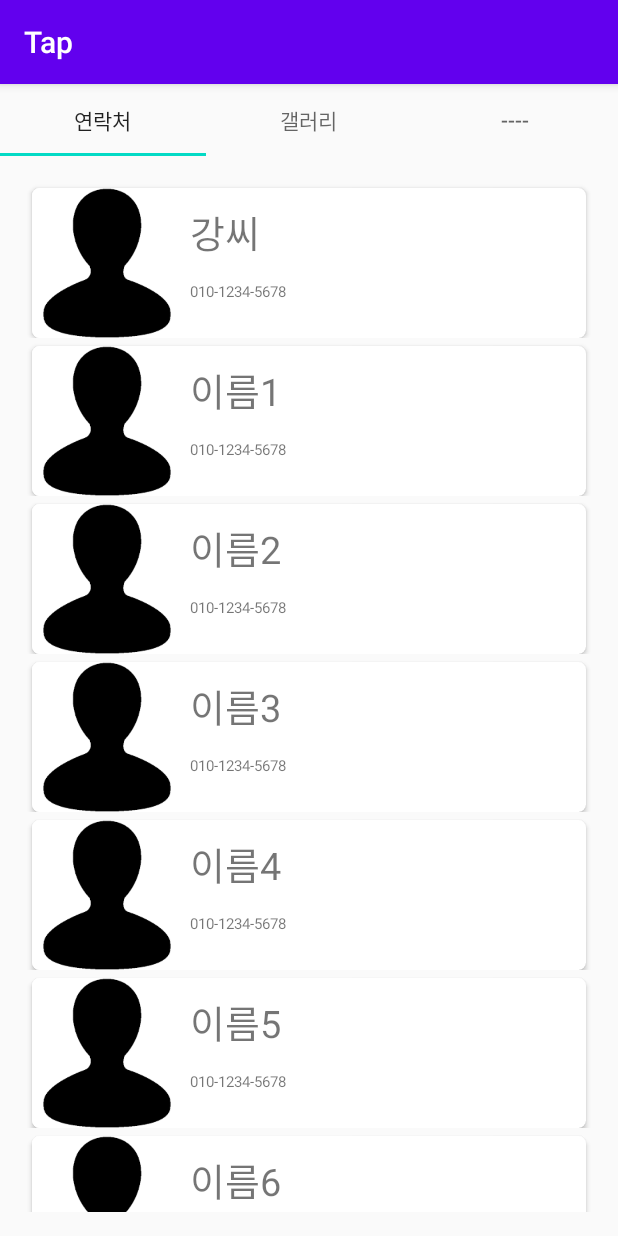
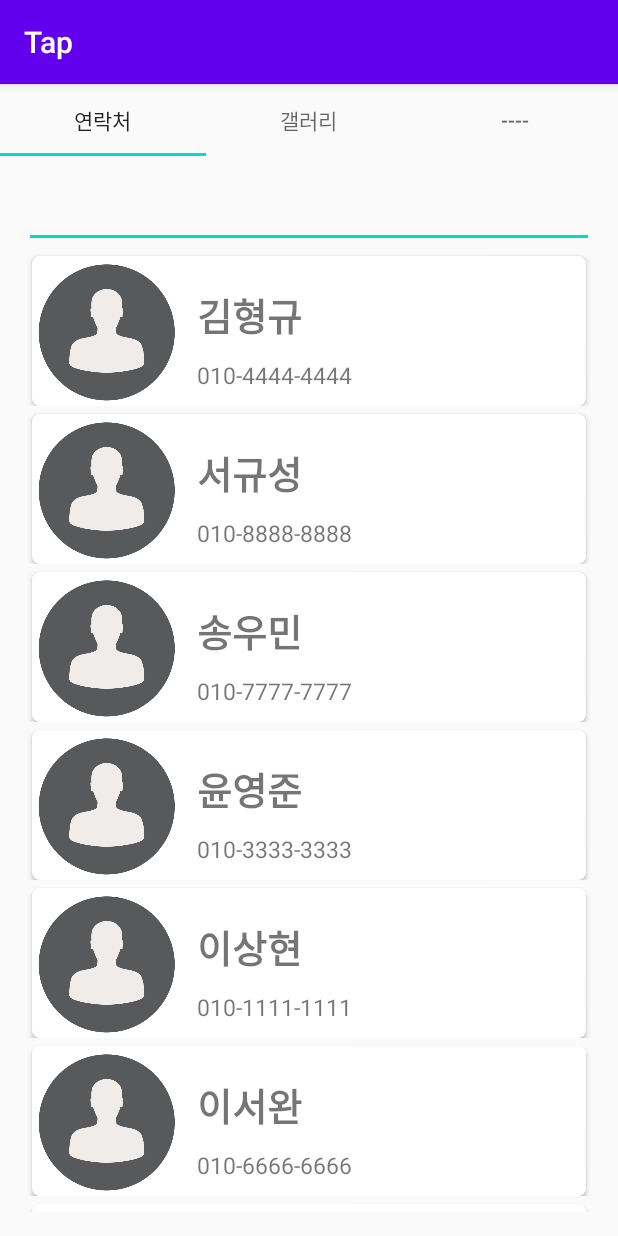
Before and after one commit to SangHyeon54/MadCamp_W1, an Android app: the screen it shows after launch (MainActivity), on a phone screen of 412 x 824 dp. Run offline under Robolectric (Android 15) with nearby library versions, the phone set to English and light mode, and no system bars.

Commit message:
Implement Contact Search

```diff
--- a/app/src/main/java/com/example/tap/ContactAdapter.java
+++ b/app/src/main/java/com/example/tap/ContactAdapter.java
@@ -4,6 +4,7 @@ import android.content.Context;
 import android.view.LayoutInflater;
 import android.view.View;
 import android.view.ViewGroup;
+import android.widget.Filter;
 import android.widget.ImageView;
 import android.widget.TextView;
 
@@ -11,15 +12,15 @@ import androidx.recyclerview.widget.RecyclerView;
 
 import java.util.ArrayList;
 
-import static androidx.recyclerview.widget.RecyclerView.*;
-
 public class ContactAdapter extends RecyclerView.Adapter<ContactAdapter.ViewHolder> {
 
     private ArrayList<ContactData> myDataList = null;
+    private ArrayList<ContactData> filteredList = null;
 
     ContactAdapter(ArrayList<ContactData> dataList)
     {
-        myDataList = dataList;
+        this.myDataList = dataList;
+        this.filteredList = dataList;
     }
 
     @Override
@@ -39,9 +40,9 @@ public class ContactAdapter extends RecyclerView.Adapter<ContactAdapter.ViewHold
     public void onBindViewHolder(ViewHolder viewHolder, int position)
     {
         //ViewHolder가 관리하는 View에 position에 해당하는 데이터 바인딩
-        viewHolder.imageView.setImageResource(myDataList.get(position).getImage());
-        viewHolder.name.setText(myDataList.get(position).getName());
-        viewHolder.number.setText(myDataList.get(position).getNumber());
+        viewHolder.imageView.setImageResource(filteredList.get(position).getImage());
+        viewHolder.name.setText(filteredList.get(position).getName());
+        viewHolder.number.setText(filteredList.get(position).getNumber());
 
     }
 
@@ -49,7 +50,7 @@ public class ContactAdapter extends RecyclerView.Adapter<ContactAdapter.ViewHold
     public int getItemCount()
     {
         //Adapter가 관리하는 전체 데이터 개수 반환
-        return myDataList.size();
+        return filteredList.size();
     }
 
     public ContactData getItem(int position){
@@ -105,4 +106,34 @@ public class ContactAdapter extends RecyclerView.Adapter<ContactAdapter.ViewHold
         void onItemCLick(View v, int position) ;
     }
 
+    //@Override
+    public Filter getFilter() {
+        return new Filter() {
+            @Override
+            protected FilterResults performFiltering(CharSequence constraint) {
+                String charString = constraint.toString();
+                if(charString.isEmpty()) {
+                    filteredList = myDataList;
+                } else {
+                    ArrayList<ContactData> filteringList = new ArrayList<>();
+                    for(ContactData name : myDataList) {
+                        if(name.getName().toLowerCase().contains(charString.toLowerCase())) {
+                            filteringList.add(name);
+                        }
+                    }
+                    filteredList = filteringList;
+                }
+                FilterResults filterResults = new FilterResults();
+                filterResults.values = filteredList;
+                return filterResults;
+            }
+
+            @Override
+            protected void publishResults(CharSequence constraint, FilterResults results) {
+                filteredList = (ArrayList<ContactData>)results.values;
+                notifyDataSetChanged();
+            }
+        };
+    }
+
 }
--- a/app/src/main/java/com/example/tap/Fragment_1.java
+++ b/app/src/main/java/com/example/tap/Fragment_1.java
@@ -11,10 +11,13 @@ import androidx.recyclerview.widget.DefaultItemAnimator;
 import androidx.recyclerview.widget.LinearLayoutManager;
 import androidx.recyclerview.widget.RecyclerView;
 
+import android.text.Editable;
+import android.text.TextWatcher;
 import android.view.LayoutInflater;
 import android.view.View;
 import android.view.ViewGroup;
 import android.widget.ArrayAdapter;
+import android.widget.EditText;
 import android.widget.ListView;
 import android.widget.Toast;
 
@@ -56,6 +59,7 @@ public class Fragment_1 extends Fragment {
     private ContactAdapter mAdapter;
     private RecyclerView.LayoutManager mLayoutManager;
     private ArrayList<ContactData> mMyData;
+    EditText editText;
 
     public Fragment_1() {
         // Required empty public constructor
@@ -96,7 +100,7 @@ public class Fragment_1 extends Fragment {
         LinearLayoutManager manager = new LinearLayoutManager(this, LinearLayoutManager.VERTICAL,false);
         */
         super.onCreate(savedInstanceState);
-
+        initDataset();
         /*
         ContactAdapter mAdapter = new ContactAdapter(mMyData);
 
@@ -116,18 +120,36 @@ public class Fragment_1 extends Fragment {
     public View onCreateView(LayoutInflater inflater, ViewGroup container,
                              Bundle savedInstanceState) {
 
-        initDataset();
-
         View view = inflater.inflate(R.layout.fragment_1, container, false);
 
         mRecyclerView = (RecyclerView) view.findViewById(R.id.recyclerView);
         mRecyclerView.setHasFixedSize(true);
         mLayoutManager = new LinearLayoutManager(getActivity());
         mRecyclerView.setLayoutManager(mLayoutManager);
-        mRecyclerView.scrollToPosition(0);
+        //mRecyclerView.scrollToPosition(0);
         mAdapter = new ContactAdapter(mMyData);
         mRecyclerView.setAdapter(mAdapter);
+
+        editText = (EditText) view.findViewById(R.id.edittext);
+        editText.addTextChangedListener(new TextWatcher() {
+            @Override
+            public void beforeTextChanged(CharSequence charSequence, int i, int i1, int i2) {
+
+            }
+
+            @Override
+            public void onTextChanged(CharSequence charSequence, int i, int i1, int i2) {
+                mAdapter.getFilter().filter(charSequence);
+            }
+
+            @Override
+            public void afterTextChanged(Editable editable) {
+
+            }
+        });
+
         mRecyclerView.setItemAnimator(new DefaultItemAnimator());
+
 
         mAdapter.setOnItemClickListner(new ContactAdapter.OnItemClickListner() {
             @Override
@@ -144,16 +166,17 @@ public class Fragment_1 extends Fragment {
         }
         );
 
+
+
         return view;
     }
+
 
     private void initDataset() {
         mMyData = new ArrayList<ContactData>();
         String temp = "image1";
 
-        mMyData.add(new ContactData(getResources().getIdentifier(temp, "drawable", getActivity().getPackageName()), "이상현", "010-1234-5678"));
-        mMyData.add(new ContactData(R.drawable.image1, "홍길동",  "010-1234-5678"));
-        mMyData.add(new ContactData(R.drawable.image1, "강씨",  "010-1234-5678"));
+        //mMyData.add(new ContactData(getResources().getIdentifier(temp, "drawable", getActivity().getPackageName()), "이상현", "010-1234-5678"));
 
         AssetManager assetManager= getContext().getAssets();
 
@@ -180,7 +203,7 @@ public class Fragment_1 extends Fragment {
 
                 String name= jo.getString("name");
                 String number= jo.getString("contact");
-                mMyData.add(new ContactData(R.drawable.image1, name,  number));
+                mMyData.add(new ContactData(R.drawable.img_df, name,  number));
             }
 
         } catch (IOException e) {e.printStackTrace();}
@@ -194,4 +217,22 @@ public class Fragment_1 extends Fragment {
         });
 
     }
+    /*
+    @Override
+    public void beforeTextChanged(CharSequence charSequence, int i, int i1, int i2) {
+
+    }
+
+    @Override
+    public void onTextChanged(CharSequence charSequence, int i, int i1, int i2) {
+
+    }
+
+    @Override
+    public void afterTextChanged(Editable editable) {
+
+    }
+
+     */
+
 }
--- a/app/src/main/res/layout/contact_item.xml
+++ b/app/src/main/res/layout/contact_item.xml
@@ -24,22 +24,22 @@
                 android:id="@+id/name"
                 android:layout_width="wrap_content"
                 android:layout_height="wrap_content"
-                android:layout_marginLeft="5dp"
-                android:layout_marginTop="10dp"
+                android:layout_marginLeft="10dp"
+                android:layout_marginTop="20dp"
                 android:layout_toRightOf="@id/imageView2"
                 android:textSize="25sp"
-                android:text="TextView" />
+                android:textStyle="bold"
+                />
 
             <TextView
                 android:id="@+id/number"
                 android:layout_width="wrap_content"
                 android:layout_height="wrap_content"
                 android:layout_below="@id/name"
-                android:layout_marginLeft="5dp"
-                android:layout_marginTop="13dp"
+                android:layout_marginTop="10dp"
                 android:layout_marginBottom="-76dp"
-                android:layout_toRightOf="@id/imageView2"
-                android:textSize="10sp"
+                android:layout_alignLeft="@id/name"
+                android:textSize="15sp"
                 android:text="TextView" />
 
             <ImageView
--- a/app/src/main/res/layout/fragment_1.xml
+++ b/app/src/main/res/layout/fragment_1.xml
@@ -11,10 +11,14 @@ android:paddingTop="@dimen/activity_vertical_margin"
 app:layout_behavior="@string/appbar_scrolling_view_behavior"
 tools:context=".MainActivity"
 tools:showIn="@layout/activity_main">
-
+    <EditText
+        android:id="@+id/edittext"
+        android:layout_width="match_parent"
+        android:layout_height="wrap_content" />
     <androidx.recyclerview.widget.RecyclerView
         android:id="@+id/recyclerView"
         android:scrollbars="vertical"
+        android:layout_below="@id/edittext"
         android:layout_width="match_parent"
         android:layout_height="match_parent" />
 
```
Also changed, not shown: app/src/main/assets/jsons/Contact.json (+8 -7 lines), app/src/main/res/drawable/img_df.png (added).
